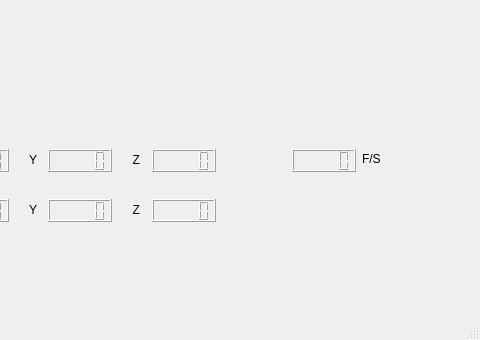
Before: the Qt Designer form zay_win_mainliner.ui in ChevronOne/zaytuna, drawn with Qt 5; both pictures show x 960 to 1440 and y 390 to 730 of the 1440 by 730 pixel window.
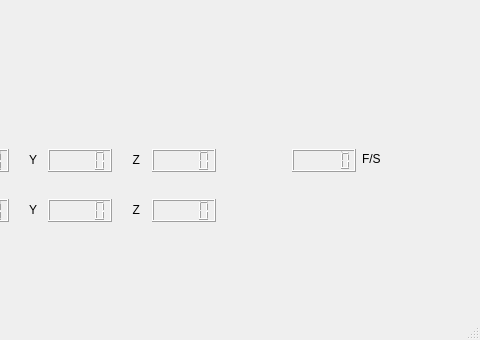
After: the same form once the commit is applied.

Patch:
```diff
--- a/zay_win_mainliner.ui
+++ b/zay_win_mainliner.ui
@@ -369,6 +369,12 @@
         <height>23</height>
        </rect>
       </property>
+      <property name="frameShape">
+       <enum>QFrame::Box</enum>
+      </property>
+      <property name="smallDecimalPoint">
+       <bool>true</bool>
+      </property>
      </widget>
      <widget class="QLabel" name="label_17">
       <property name="geometry">
```
Left out of the diff: 2 changed lines with no effect on the pictures.
